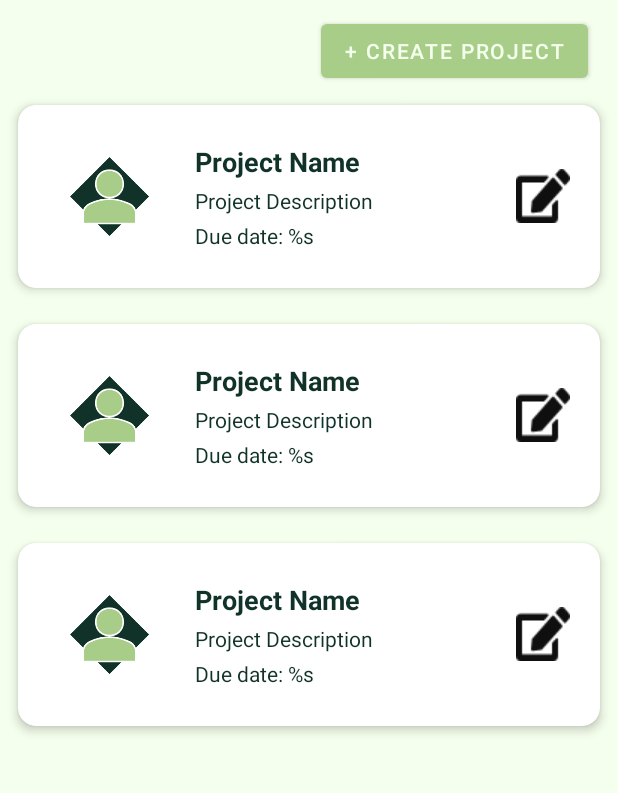
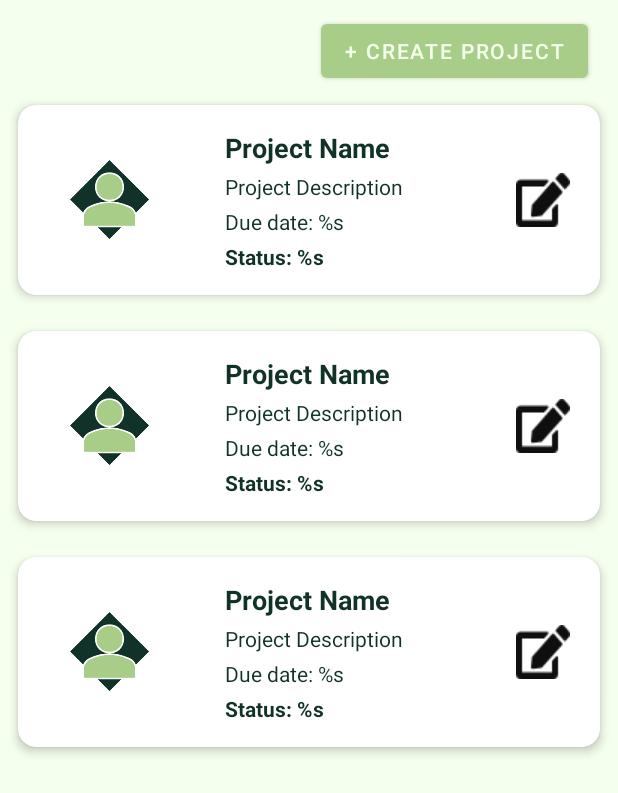
Before and after one commit to PancakesLmao/Project-Management-App, an Android app: the layout fragment_projects.xml on its own in the app's theme, with its tools: preview values and no code run, on a phone screen of 412 x 824 dp. Shown: the top 793 px of the screen. Run offline under Robolectric (Android 15) with nearby library versions, the phone set to English and light mode, and no system bars.

```diff
--- a/app/src/main/java/com/example/projectmanagement/data/local/NotificationDAO.kt
+++ b/app/src/main/java/com/example/projectmanagement/data/local/NotificationDAO.kt
@@ -12,4 +12,7 @@ interface NotificationDAO {
 
     @Query("SELECT * FROM notifications WHERE notificationId = :notificationId")
     suspend fun getNotificationById(notificationId: Int): Notification?
+
+    @Query("SELECT * FROM notifications")
+    suspend fun getAllNotifications(): List<Notification>
 }
--- a/app/src/main/java/com/example/projectmanagement/ui/projects/ProjectAdapter.kt
+++ b/app/src/main/java/com/example/projectmanagement/ui/projects/ProjectAdapter.kt
@@ -13,6 +13,7 @@ class ProjectAdapter(private val projects: List<Project>) : RecyclerView.Adapter
             binding.projectName.text = project.name
             binding.projectDescription.text = project.description
             binding.projectDueDate.text = "Due date: ${project.dueDate}"
+            binding.projectStatus.text = "Status: ${project.status}"
         }
     }
 
--- a/app/src/main/res/layout/fragment_projects.xml
+++ b/app/src/main/res/layout/fragment_projects.xml
@@ -27,7 +27,8 @@
         android:layout_marginHorizontal="20dp"
         android:layout_marginVertical="10dp"
         app:layout_constraintTop_toTopOf="parent"
-        app:layout_constraintEnd_toEndOf="parent"/>
+        app:layout_constraintEnd_toEndOf="parent"
+        tools:ignore="HardcodedText" />
 
     <androidx.recyclerview.widget.RecyclerView
         android:id="@+id/recyclerViewProjects"
--- a/app/src/main/res/layout/item_project.xml
+++ b/app/src/main/res/layout/item_project.xml
@@ -1,6 +1,7 @@
 <?xml version="1.0" encoding="utf-8"?>
 <androidx.cardview.widget.CardView xmlns:android="http://schemas.android.com/apk/res/android"
     xmlns:card_view="http://schemas.android.com/apk/res-auto"
+    xmlns:tools="http://schemas.android.com/tools"
     android:layout_width="match_parent"
     android:layout_height="wrap_content"
     android:layout_margin="12dp"
@@ -19,12 +20,14 @@
             android:layout_height="90dp"
             android:contentDescription="Project image"
             android:src="@drawable/ic_login_foreground"
-            android:layout_marginEnd="12dp" />
+            android:layout_marginEnd="12dp"
+            tools:ignore="HardcodedText" />
 
         <LinearLayout
             android:layout_width="0dp"
             android:layout_height="wrap_content"
             android:layout_weight="1"
+            android:paddingHorizontal="20dp"
             android:orientation="vertical">
 
             <TextView
@@ -33,7 +36,8 @@
                 android:layout_height="wrap_content"
                 android:text="Project Name"
                 android:textSize="18sp"
-                android:textStyle="bold" />
+                android:textStyle="bold"
+                tools:ignore="HardcodedText" />
 
             <TextView
                 android:id="@+id/project_description"
@@ -41,14 +45,25 @@
                 android:layout_height="wrap_content"
                 android:text="Project Description"
                 android:textSize="14sp"
-                android:layout_marginTop="4dp" />
+                android:layout_marginTop="4dp"
+                tools:ignore="HardcodedText" />
             <TextView
                 android:id="@+id/project_due_date"
                 android:layout_width="wrap_content"
                 android:layout_height="wrap_content"
                 android:text="Due date: %s"
                 android:textSize="14sp"
-                android:layout_marginTop="4dp" />
+                android:layout_marginTop="4dp"
+                tools:ignore="HardcodedText" />
+            <TextView
+                android:id="@+id/project_status"
+                android:layout_width="wrap_content"
+                android:layout_height="wrap_content"
+                android:text="Status: %s"
+                android:textSize="14sp"
+                android:textStyle="bold"
+                android:layout_marginTop="4dp"
+                tools:ignore="HardcodedText" />
         </LinearLayout>
 
         <ImageButton
@@ -59,7 +74,8 @@
             android:contentDescription="Edit"
             android:scaleX="1.5"
             android:scaleY="1.5"
-            android:paddingHorizontal="10dp"/>
+            android:paddingHorizontal="10dp"
+            tools:ignore="HardcodedText" />
     </LinearLayout>
 
 </androidx.cardview.widget.CardView>
```
Also changed, not shown: app/src/main/java/com/example/projectmanagement/data/local/AppDatabase.kt (+27 -2 lines), app/src/main/java/com/example/projectmanagement/ui/notification/NotificationAdapter.kt (added, +28 -0 lines), app/src/main/java/com/example/projectmanagement/ui/notification/NotificationFragment.kt (+7 -5 lines), app/src/main/java/com/example/projectmanagement/viewmodel/NotificationViewModel.kt (+24 -4 lines), app/src/main/res/drawable/right_border.xml (added, +15 -0 lines), app/src/main/res/layout/fragment_notification.xml (+8 -0 lines), app/src/main/res/layout/item_notification.xml (added, +53 -0 lines).
